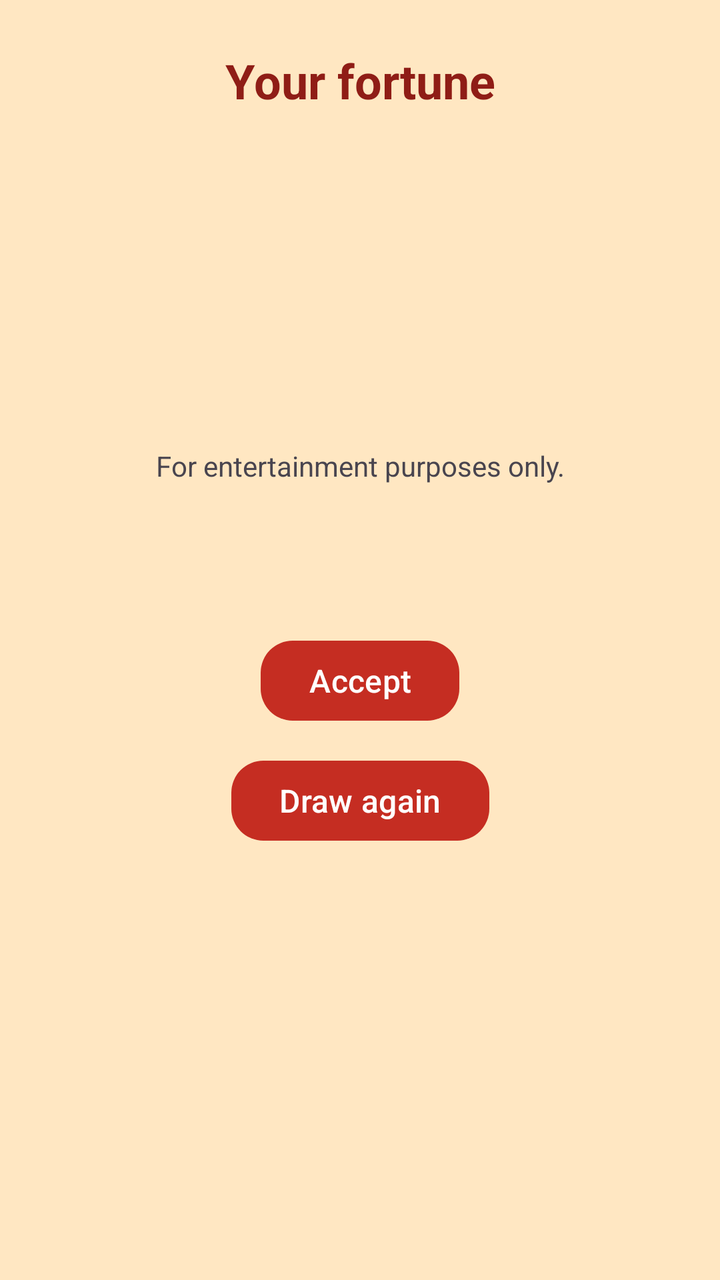
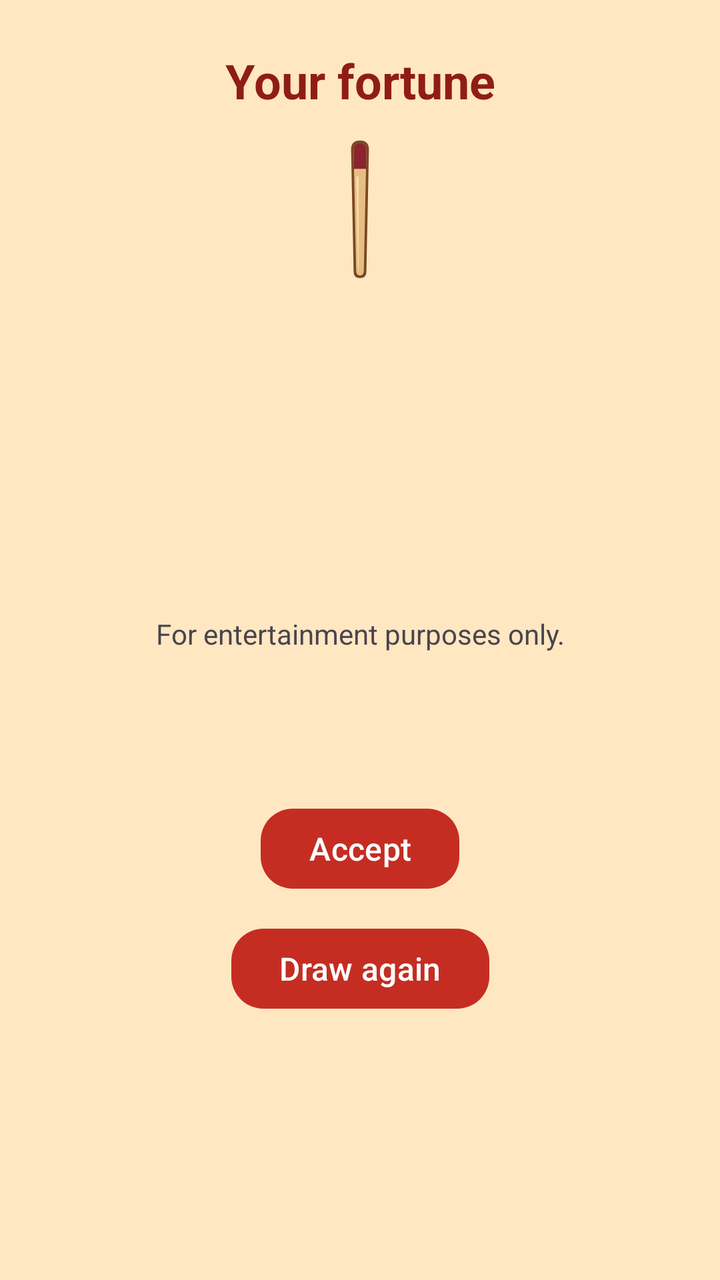

An Android layout rendered at two revisions. The XML below is the earlier revision; the diff shows what the commit changed to produce the second picture.
<!-- AndroidManifest.xml: application theme Theme.LuckyShake -->
<!-- res/layout/activity_result.xml -->
<?xml version="1.0" encoding="utf-8"?>
<ScrollView xmlns:android="http://schemas.android.com/apk/res/android"
    xmlns:app="http://schemas.android.com/apk/res-auto"
    android:id="@+id/result_root"
    android:layout_width="match_parent"
    android:layout_height="match_parent"
    android:fillViewport="true">

    <androidx.constraintlayout.widget.ConstraintLayout
        android:layout_width="match_parent"
        android:layout_height="wrap_content"
        android:padding="24dp">
        <TextView
            android:id="@+id/result_title_fortune"
            android:layout_width="0dp"
            android:layout_height="wrap_content"
            android:text="@string/result_title_fortune"
            android:gravity="center"
            android:textAppearance="@style/TextAppearance.LuckyShake.Heading"
            app:layout_constraintTop_toTopOf="parent"
            app:layout_constraintStart_toStartOf="parent"
            app:layout_constraintEnd_toEndOf="parent" />
        <TextView
            android:id="@+id/result_label_stick"
            android:layout_width="0dp"
            android:layout_height="wrap_content"
            android:layout_marginTop="12dp"
            android:gravity="center"
            app:layout_constraintTop_toBottomOf="@id/result_title_fortune"
            app:layout_constraintStart_toStartOf="parent"
            app:layout_constraintEnd_toEndOf="parent" />

        <TextView
            android:id="@+id/result_label_menu"
            android:layout_width="0dp"
            android:layout_height="wrap_content"
            android:layout_marginTop="12dp"
            android:gravity="center"
            app:layout_constraintTop_toBottomOf="@id/result_label_stick"
            app:layout_constraintStart_toStartOf="parent"
            app:layout_constraintEnd_toEndOf="parent" />

        <TextView
            android:id="@+id/result_label_stars"
            android:layout_width="0dp"
            android:layout_height="wrap_content"
            android:layout_marginTop="12dp"
            android:gravity="center"
            app:layout_constraintTop_toBottomOf="@id/result_label_menu"
            app:layout_constraintStart_toStartOf="parent"
            app:layout_constraintEnd_toEndOf="parent" />

        <TextView
            android:id="@+id/result_label_type_tags"
            android:layout_width="0dp"
            android:layout_height="wrap_content"
            android:layout_marginTop="12dp"
            android:gravity="center"
            app:layout_constraintTop_toBottomOf="@id/result_label_stars"
            app:layout_constraintStart_toStartOf="parent"
            app:layout_constraintEnd_toEndOf="parent" />

        <TextView
            android:id="@+id/result_label_fortune"
            android:layout_width="0dp"
            android:layout_height="wrap_content"
            android:layout_marginTop="12dp"
            android:gravity="center"
            app:layout_constraintTop_toBottomOf="@id/result_label_type_tags"
            app:layout_constraintStart_toStartOf="parent"
            app:layout_constraintEnd_toEndOf="parent" />

        <TextView
            android:id="@+id/result_msg_disclaimer"
            android:layout_width="0dp"
            android:layout_height="wrap_content"
            android:layout_marginTop="12dp"
            android:text="@string/result_msg_disclaimer"
            android:gravity="center"
            app:layout_constraintTop_toBottomOf="@id/result_label_fortune"
            app:layout_constraintStart_toStartOf="parent"
            app:layout_constraintEnd_toEndOf="parent" />

        <TextView
            android:id="@+id/result_label_quota"
            android:layout_width="0dp"
            android:layout_height="wrap_content"
            android:layout_marginTop="12dp"
            android:gravity="center"
            app:layout_constraintTop_toBottomOf="@id/result_msg_disclaimer"
            app:layout_constraintStart_toStartOf="parent"
            app:layout_constraintEnd_toEndOf="parent" />

        <TextView
            android:id="@+id/result_label_status"
            android:layout_width="0dp"
            android:layout_height="wrap_content"
            android:layout_marginTop="12dp"
            android:gravity="center"
            android:accessibilityLiveRegion="polite"
            app:layout_constraintTop_toBottomOf="@id/result_label_quota"
            app:layout_constraintStart_toStartOf="parent"
            app:layout_constraintEnd_toEndOf="parent" />

        <com.google.android.material.button.MaterialButton
            android:id="@+id/result_btn_accept"
            android:layout_width="wrap_content"
            android:layout_height="wrap_content"
            android:layout_marginTop="12dp"
            android:text="@string/result_btn_accept"
            style="@style/Widget.LuckyShake.Button.Primary"
            app:layout_constraintTop_toBottomOf="@id/result_label_status"
            app:layout_constraintStart_toStartOf="parent"
            app:layout_constraintEnd_toEndOf="parent" />

        <com.google.android.material.button.MaterialButton
            android:id="@+id/result_btn_redraw"
            android:layout_width="wrap_content"
            android:layout_height="wrap_content"
            android:layout_marginTop="12dp"
            android:text="@string/result_btn_redraw"
            style="@style/Widget.LuckyShake.Button.Primary"
            app:layout_constraintTop_toBottomOf="@id/result_btn_accept"
            app:layout_constraintStart_toStartOf="parent"
            app:layout_constraintEnd_toEndOf="parent" />

        <com.google.android.material.button.MaterialButton
            android:id="@+id/result_btn_home"
            android:layout_width="wrap_content"
            android:layout_height="wrap_content"
            android:layout_marginTop="12dp"
            android:text="@string/result_btn_home"
            style="@style/Widget.LuckyShake.Button.Primary"
            android:visibility="gone"
            app:layout_constraintTop_toBottomOf="@id/result_btn_redraw"
            app:layout_constraintStart_toStartOf="parent"
            app:layout_constraintEnd_toEndOf="parent" />

    </androidx.constraintlayout.widget.ConstraintLayout>
</ScrollView>
<!-- resources referenced by this layout -->
<resources>
  <string name="result_btn_accept">Accept</string>
  <string name="result_btn_home">Back to Home</string>
  <string name="result_btn_redraw">Draw again</string>
  <string name="result_msg_disclaimer">For entertainment purposes only.</string>
  <string name="result_title_fortune">Your fortune</string>
  <style name="TextAppearance.LuckyShake.Heading" parent="TextAppearance.Material3.TitleLarge">
          <item name="android:textColor">@color/app_heading</item>
          <item name="android:textSize">@dimen/text_heading</item>
          <item name="android:textStyle">bold</item>
      </style>
  <style name="Widget.LuckyShake.Button.Primary" parent="Widget.Material3.Button">
          <item name="backgroundTint">@color/lucky_shake_button_background</item>
          <item name="android:textColor">@color/lucky_shake_button_text</item>
          <item name="android:minHeight">@dimen/button_min_height</item>
          <item name="android:textSize">@dimen/text_body</item>
          <item name="cornerRadius">@dimen/corner_md</item>
      </style>
  <style name="Theme.LuckyShake" parent="Base.Theme.LuckyShake" />
  <color name="app_heading">#8F1D16</color>
  <dimen name="text_heading">24sp</dimen>
  <dimen name="button_min_height">48dp</dimen>
  <dimen name="text_body">16sp</dimen>
  <dimen name="corner_md">16dp</dimen>
  <style name="Base.Theme.LuckyShake" parent="Theme.Material3.DayNight.NoActionBar">
          <item name="colorPrimary">@color/app_primary</item>
          <item name="colorOnPrimary">@color/app_on_primary</item>
          <item name="android:textColorLink">@color/app_link</item>
          <item name="colorSecondary">@color/app_accent</item>
          <item name="colorSurface">@color/app_surface</item>
          <item name="colorOnSurface">@color/app_on_surface</item>
          <item name="android:colorBackground">@color/app_background</item>
          <item name="colorOnBackground">@color/app_on_surface</item>
      </style>
  <color name="app_primary">#C52D22</color>
  <color name="app_on_primary">#FFFFFF</color>
  <color name="app_link">#8F1D16</color>
  <color name="app_accent">#E4A342</color>
  <color name="app_surface">#FFF5DF</color>
  <color name="app_on_surface">#35211D</color>
  <color name="app_background">#FFE7C2</color>
</resources>

<!-- the commit's change to res/layout/activity_result.xml (unified diff, before → after) -->
@@ -20,13 +20,24 @@
             app:layout_constraintTop_toTopOf="parent"
             app:layout_constraintStart_toStartOf="parent"
             app:layout_constraintEnd_toEndOf="parent" />
+        <androidx.appcompat.widget.AppCompatImageView
+            android:id="@+id/result_image_stick"
+            android:layout_width="20dp"
+            android:layout_height="72dp"
+            android:layout_marginTop="12dp"
+            android:importantForAccessibility="no"
+            app:srcCompat="@drawable/ic_stick"
+            app:layout_constraintTop_toBottomOf="@id/result_title_fortune"
+            app:layout_constraintStart_toStartOf="parent"
+            app:layout_constraintEnd_toEndOf="parent" />
+
         <TextView
             android:id="@+id/result_label_stick"
             android:layout_width="0dp"
             android:layout_height="wrap_content"
             android:layout_marginTop="12dp"
             android:gravity="center"
-            app:layout_constraintTop_toBottomOf="@id/result_title_fortune"
+            app:layout_constraintTop_toBottomOf="@id/result_image_stick"
             app:layout_constraintStart_toStartOf="parent"
             app:layout_constraintEnd_toEndOf="parent" />
 
<!-- resource entries referenced after the edit -->
@@ -1,5 +1,16 @@
 <!-- resources referenced by this layout -->
 <resources>
+  <!-- drawable ic_stick (drawable) -->
+  <vector xmlns:android="http://schemas.android.com/apk/res/android"
+      android:width="24dp"
+      android:height="112dp"
+      android:viewportWidth="24"
+      android:viewportHeight="112">
+      <path android:fillColor="#794923" android:pathData="M5,10 Q5,3 12,3 Q19,3 19,10 L17,105 Q17,110 12,110 Q7,110 7,105 Z" />
+      <path android:fillColor="#E8BD83" android:pathData="M7,11 Q7,5 12,5 Q17,5 17,11 L15,104 Q15,108 12,108 Q9,108 9,104 Z" />
+      <path android:fillColor="#8B2430" android:pathData="M7,11 Q7,5 12,5 Q17,5 17,11 L16.7,25 L7.3,25 Z" />
+      <path android:fillColor="#F8DDA9" android:pathData="M9,31 L11,31 L11,100 L10.5,104 Z" />
+  </vector>
   <string name="result_btn_accept">Accept</string>
   <string name="result_btn_home">Back to Home</string>
   <string name="result_btn_redraw">Draw again</string>
